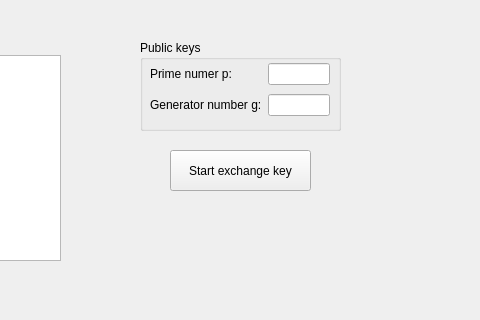
The window that Demonstration/MITM_window.ui (trid2912/diffie_hellman) describes before a commit, drawn with Qt 5; both pictures show x 170 to 650 and y 280 to 600 of the 800 by 600 pixel window.
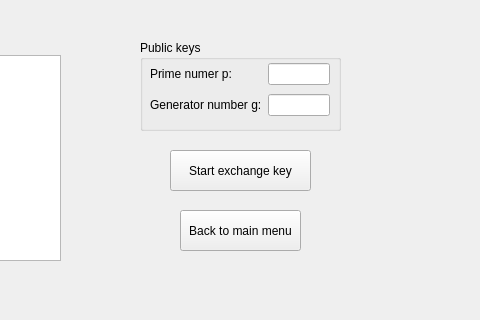
The same window after the commit. Icons and pictures are not drawn.

Commit message: add main window, back to menu button

```diff
--- a/Demonstration/MITM_window.ui
+++ b/Demonstration/MITM_window.ui
@@ -353,6 +353,19 @@
      </item>
     </layout>
    </widget>
+   <widget class="QPushButton" name="backButton">
+    <property name="geometry">
+     <rect>
+      <x>350</x>
+      <y>490</y>
+      <width>121</width>
+      <height>41</height>
+     </rect>
+    </property>
+    <property name="text">
+     <string>Back to main menu</string>
+    </property>
+   </widget>
    <zorder>message_image</zorder>
    <zorder>label</zorder>
    <zorder>Alice_image</zorder>
```
Left out of the diff: 1 changed line with no effect on the pictures. The commit also changes 6 other files.
